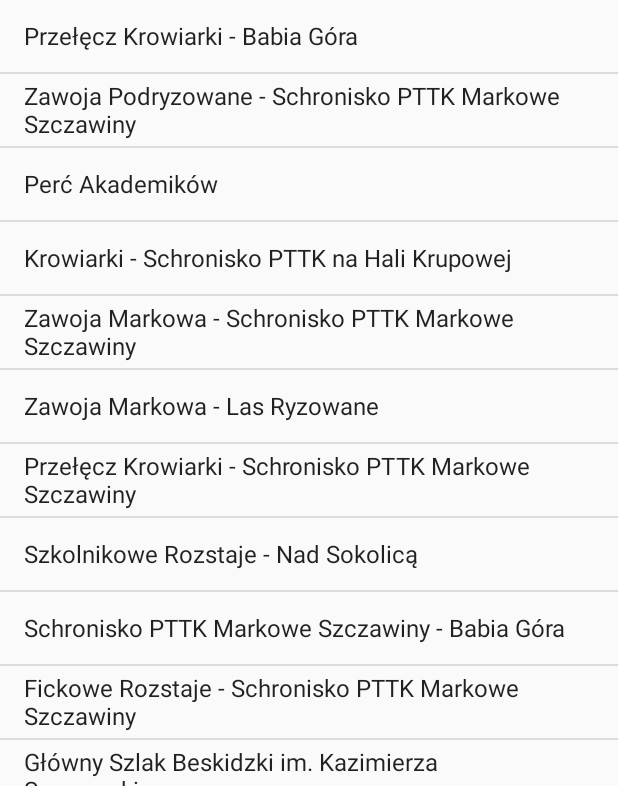
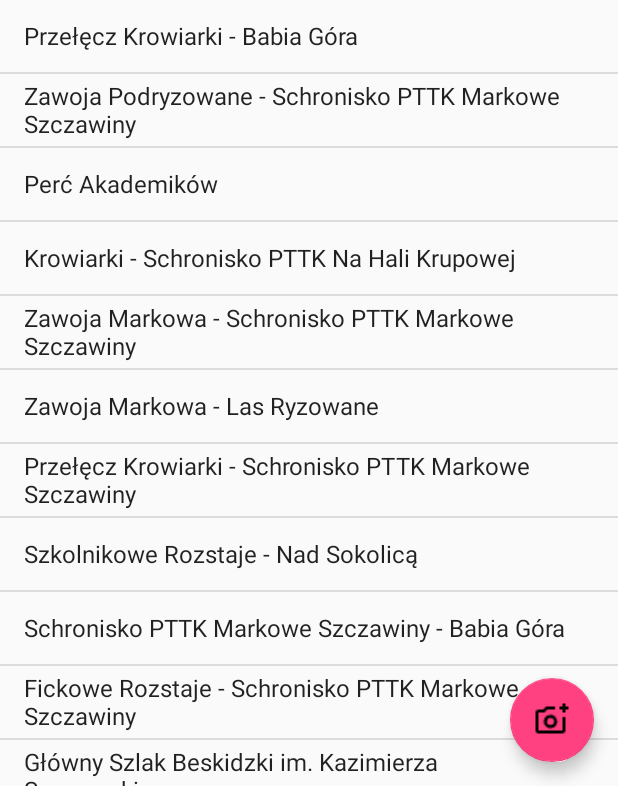
Before and after one commit to august3sas/put_trail_application, an Android app: the screen it shows after launch (MainActivity), on a phone screen of 412 x 824 dp, the part 450-1236 px from its top. Run offline under Robolectric (Android 15) with nearby library versions, the phone set to English and light mode, and no system bars.

```diff
--- a/SzlakiTurystyczne/app/src/main/java/mob/lab/inf151871inf151835/MainActivity.kt
+++ b/SzlakiTurystyczne/app/src/main/java/mob/lab/inf151871inf151835/MainActivity.kt
@@ -11,7 +11,8 @@ import androidx.core.view.MenuItemCompat
 import androidx.appcompat.widget.ShareActionProvider
 import androidx.viewpager.widget.ViewPager
 import com.google.android.material.tabs.TabLayout
-
+import com.google.android.material.snackbar.Snackbar;
+import android.widget.Toast;
 
 class MainActivity : AppCompatActivity(), TrailListFragment.Listener {
     override fun onCreate(savedInstanceState: Bundle?) {
@@ -27,9 +28,6 @@ class MainActivity : AppCompatActivity(), TrailListFragment.Listener {
 
         val tabLayout: TabLayout = findViewById(R.id.tabs)
         tabLayout.setupWithViewPager(pager)
-
-
-
     }
 
     fun onShowDetail(view: View){
@@ -78,4 +76,14 @@ class MainActivity : AppCompatActivity(), TrailListFragment.Listener {
         }
     }
 
+    fun onClickDone(view: View){
+        val text: CharSequence = "Hektor miał Trojan radę nad Skamandru rzeką."
+        val duration = Toast.LENGTH_SHORT
+        val snackbar = Snackbar.make(findViewById(R.id.coordinator), text, duration)
+        snackbar.setAction("Cofnij") {
+            Toast.makeText(this@MainActivity, "Cofnięto!", Toast.LENGTH_SHORT).show()
+        }
+        snackbar.show()
+    }
+
 }
--- a/SzlakiTurystyczne/app/src/main/java/mob/lab/inf151871inf151835/Trail.kt
+++ b/SzlakiTurystyczne/app/src/main/java/mob/lab/inf151871inf151835/Trail.kt
@@ -12,14 +12,22 @@ class Trail(
             Trail("Przełęcz Krowiarki - Babia Góra", 4.6, 2.4, mutableListOf()),
             Trail("Zawoja Podryzowane - Schronisko PTTK Markowe Szczawiny", 5.7, 2.35, mutableListOf()),
             Trail("Perć Akademików", 2.6, 1.61, mutableListOf()),
-            Trail("Krowiarki - Schronisko PTTK na Hali Krupowej", 9.4, 3.16, mutableListOf()),
+            Trail("Krowiarki - Schronisko PTTK Na Hali Krupowej", 9.4, 3.16, mutableListOf()),
             Trail("Zawoja Markowa - Schronisko PTTK Markowe Szczawiny", 3.3, 1.66, mutableListOf()),
             Trail("Zawoja Markowa - Las Ryzowane", 1.3, 0.6, mutableListOf()),
             Trail("Przełęcz Krowiarki - Schronisko PTTK Markowe Szczawiny", 6.3, 2.0, mutableListOf()),
             Trail("Szkolnikowe Rozstaje - Nad Sokolicą", 1.3, 0.83, mutableListOf()),
             Trail("Schronisko PTTK Markowe Szczawiny - Babia Góra", 3.0, 1.5, mutableListOf()),
             Trail("Fickowe Rozstaje - Schronisko PTTK Markowe Szczawiny", 2.7, 1.0, mutableListOf()),
-            Trail("Główny Szlak Beskidzki im. Kazimierza Sosnowskiego", 502.5, 162.41, mutableListOf())
+            Trail("Główny Szlak Beskidzki im. Kazimierza Sosnowskiego", 502.5, 162.41, mutableListOf()),
+            Trail("Zawoja Policzne - Przełęcz Krowiarki", 4.2, 1.583, mutableListOf()),
+            Trail("Zawoja Podryzowane - Pod Mosornym Groniem", 3.1, 1.433, mutableListOf()),
+            Trail("Pod Mosornym Groniem - Polica", 4.0, 1.666, mutableListOf()),
+            Trail("Zawoja Mosorne - Wodospad na Mosornym Potoku", 2.3, 0.85, mutableListOf()),
+            Trail("Wodospad na Mosornym Potoku - Pod Mosornym Groniem", 1.6, 0.85, mutableListOf()),
+            Trail("Zawoja Centrum - Schronisko PTTK Na Hali Krupowej", 10.4, 3.916, mutableListOf()),
+            Trail("Skawica - Schronisko PTTK Na Hali Krupowej", 7.4, 3.0, mutableListOf()),
+            Trail("Stańcowa - Babia Góra", 4.5, 2.516, mutableListOf()),
         )
     }
 
--- a/SzlakiTurystyczne/app/src/main/res/layout/activity_main.xml
+++ b/SzlakiTurystyczne/app/src/main/res/layout/activity_main.xml
@@ -3,11 +3,14 @@
     xmlns:app="http://schemas.android.com/apk/res-auto"
     xmlns:tools="http://schemas.android.com/tools"
     android:layout_height="match_parent"
-    android:layout_width="match_parent">
+    android:layout_width="match_parent"
+    android:id="@+id/coordinator">
     <com.google.android.material.appbar.AppBarLayout
         android:layout_width="match_parent"
         android:layout_height="300dp"
         android:theme="@style/ThemeOverlay.AppCompat.Dark.ActionBar" >
+
+
         <com.google.android.material.appbar.CollapsingToolbarLayout
             app:layout_scrollFlags="scroll|exitUntilCollapsed"
             android:layout_width="match_parent"
@@ -20,16 +23,17 @@
                 android:src="@drawable/sokolica"
                 android:scaleType="centerCrop"
                 app:layout_collapseMode="parallax"/>
+
             <include
                 layout="@layout/toolbar_main"
                 android:id="@+id/toolbar"
                 app:layout_scrollFlags="scroll|enterAlways"
                 app:layout_collapseMode="pin"/>
 
-
         </com.google.android.material.appbar.CollapsingToolbarLayout>
 
     </com.google.android.material.appbar.AppBarLayout>
+
 
     <com.google.android.material.tabs.TabLayout
         android:id="@+id/tabs"
@@ -42,6 +46,8 @@
         android:id="@+id/pager"
         app:layout_behavior="@string/appbar_scrolling_view_behavior"/>
 
+
+
     <androidx.core.widget.NestedScrollView
         android:layout_width="match_parent"
         android:layout_height="match_parent"
@@ -51,4 +57,12 @@
 
     </androidx.core.widget.NestedScrollView>
 
+
+    <com.google.android.material.floatingactionbutton.FloatingActionButton
+        android:layout_width="wrap_content"
+        android:layout_height="wrap_content"
+        android:layout_gravity="end|bottom"
+        android:layout_margin="16dp"
+        android:src="@drawable/add_photo"
+        android:onClick="onClickDone"/>
 </androidx.coordinatorlayout.widget.CoordinatorLayout>
```
Also changed, not shown: SzlakiTurystyczne/app/src/main/res/add_photo.png (added), SzlakiTurystyczne/app/src/main/res/drawable-hdpi/add_photo.png (added), SzlakiTurystyczne/app/src/main/res/drawable-mdpi/add_photo.png (added), SzlakiTurystyczne/app/src/main/res/drawable-nodpi/add_photo.png (added), SzlakiTurystyczne/app/src/main/res/drawable-xhdpi/add_photo.png (added), SzlakiTurystyczne/app/src/main/res/drawable-xxhdpi/add_photo.png (added), SzlakiTurystyczne/app/src/main/res/drawable-xxxhdpi/add_photo.png (added).
